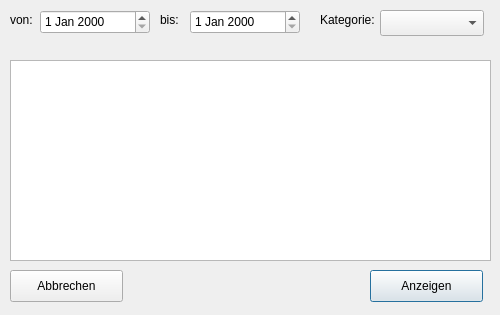
Old version of the form abrechnung.ui in the repository sess2016C/se2016C.
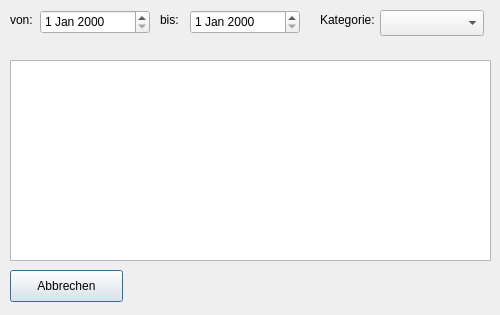
New version of the form.

```diff
--- a/abrechnung.ui
+++ b/abrechnung.ui
@@ -82,19 +82,6 @@
     </rect>
    </property>
   </widget>
-  <widget class="QPushButton" name="btn_AbAnzeigen">
-   <property name="geometry">
-    <rect>
-     <x>370</x>
-     <y>270</y>
-     <width>113</width>
-     <height>32</height>
-    </rect>
-   </property>
-   <property name="text">
-    <string>Anzeigen</string>
-   </property>
-  </widget>
   <widget class="QPushButton" name="btn_AbAbbrechen">
    <property name="geometry">
     <rect>
```
